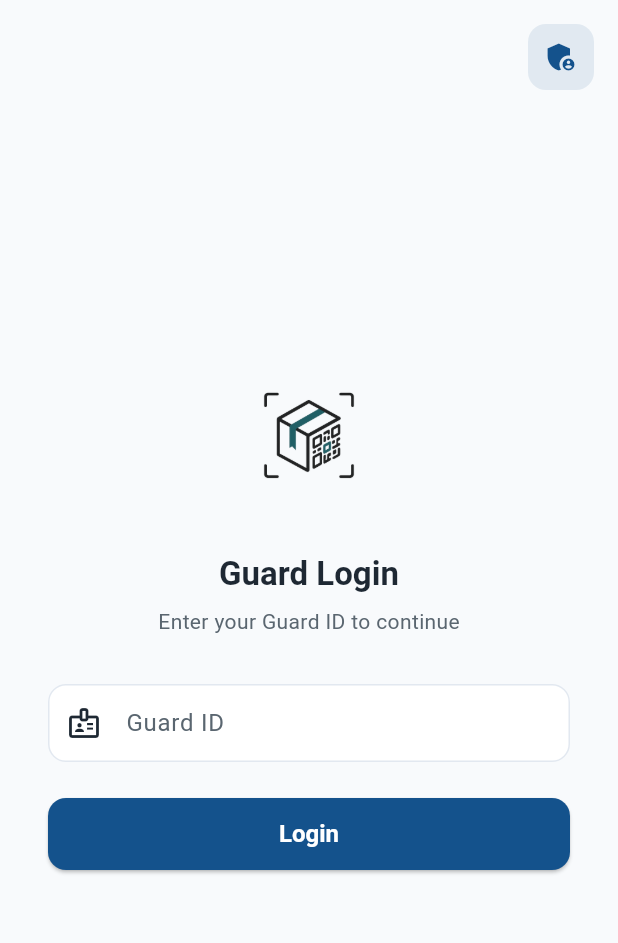
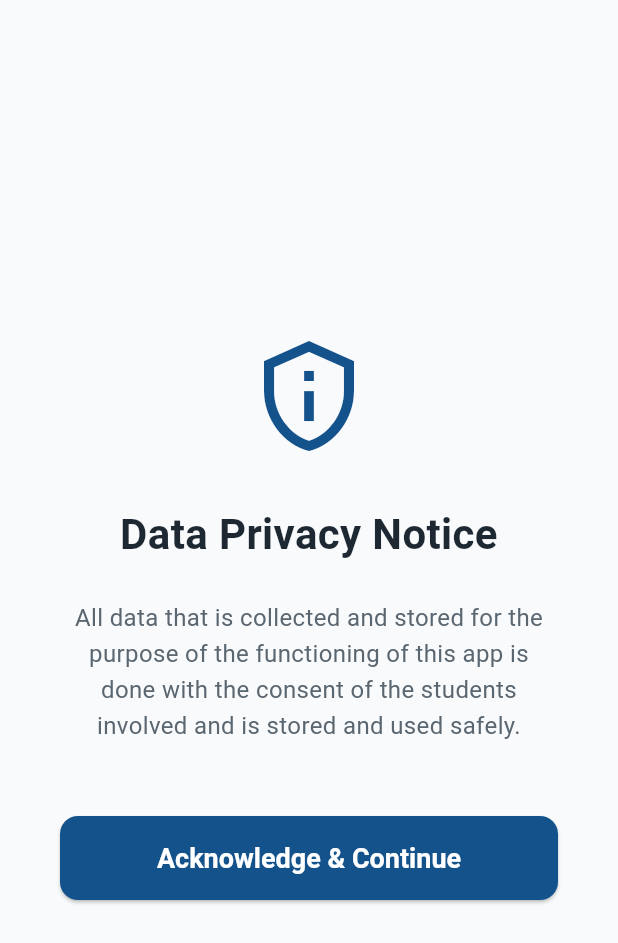
Before and after one commit to Divam04/ARGO, a Flutter app: the screen it shows after launch, on a phone screen of 412 x 824 dp. Shown: the top 943 px of the screen. Run offline on Flutter 3.47's test engine with Material 3 defaults, Android fonts, the phone set to English and light mode, and no system bars; our stand-ins replace camera, cloud_firestore, cloud_functions, csv, file_picker, firebase_auth and 6 more; missing offline and left inert: excel, firebase_app_check, google_mlkit_face_detection, onnxruntime; accounts and stored records are empty.

Commit message:
Phase 5 - Final

```diff
--- a/Final/parcel_app/lib/main.dart
+++ b/Final/parcel_app/lib/main.dart
@@ -4,6 +4,7 @@ import 'package:firebase_core/firebase_core.dart';
 import 'theme/app_theme.dart';
 import 'firebase_options.dart';
 import 'package:firebase_app_check/firebase_app_check.dart';
+import 'screens/disclaimer_screen.dart';
 import 'screens/loading_screen.dart';
 import 'screens/guard_login_screen.dart';
 import 'screens/home_screen.dart';
@@ -39,6 +40,7 @@ class ParcelApp extends StatelessWidget {
       initialRoute: '/',
       routes: {
         '/': (context) => const LoadingScreen(),
+        '/disclaimer': (context) => const DisclaimerScreen(),
         '/login': (context) => const GuardLoginScreen(),
         '/home': (context) => const HomeScreen(),
         '/profile': (context) => const ProfileScreen(),
--- /dev/null
+++ b/Final/parcel_app/lib/screens/disclaimer_screen.dart
@@ -0,0 +1,62 @@
+import 'package:flutter/material.dart';
+import '../theme/app_colors.dart';
+
+class DisclaimerScreen extends StatelessWidget {
+  const DisclaimerScreen({super.key});
+
+  @override
+  Widget build(BuildContext context) {
+    return Scaffold(
+      backgroundColor: AppColors.background,
+      body: SafeArea(
+        child: Padding(
+          padding: const EdgeInsets.all(40.0),
+          child: Column(
+            mainAxisAlignment: MainAxisAlignment.center,
+            children: [
+              const Icon(Icons.privacy_tip_outlined, size: 80, color: AppColors.primary),
+              const SizedBox(height: 32),
+              const Text(
+                'Data Privacy Notice',
+                style: TextStyle(
+                  fontSize: 28,
+                  fontWeight: FontWeight.bold,
+                  color: AppColors.textPrimary,
+                ),
+                textAlign: TextAlign.center,
+              ),
+              const SizedBox(height: 24),
+              const Text(
+                'All data that is collected and stored for the purpose of the functioning of this app is done with the consent of the students involved and is stored and used safely.',
+                style: TextStyle(
+                  fontSize: 16,
+                  color: AppColors.textSecondary,
+                  height: 1.5,
+                ),
+                textAlign: TextAlign.center,
+              ),
+              const SizedBox(height: 48),
+              SizedBox(
+                width: double.infinity,
+                height: 56,
+                child: ElevatedButton(
+                  onPressed: () {
+                    Navigator.pushReplacementNamed(context, '/login');
+                  },
+                  style: ElevatedButton.styleFrom(
+                    backgroundColor: AppColors.primary,
+                    shape: RoundedRectangleBorder(borderRadius: BorderRadius.circular(12)),
+                  ),
+                  child: const Text(
+                    'Acknowledge & Continue',
+                    style: TextStyle(fontSize: 18, fontWeight: FontWeight.w600, color: Colors.white),
+                  ),
+                ),
+              ),
+            ],
+          ),
+        ),
+      ),
+    );
+  }
+}
```
Also changed, not shown: Final/parcel_app/lib/screens/loading_screen.dart (+5 -11 lines), Final/parcel_app/lib/screens/onboard_student_screen.dart (+51 -1 lines).
